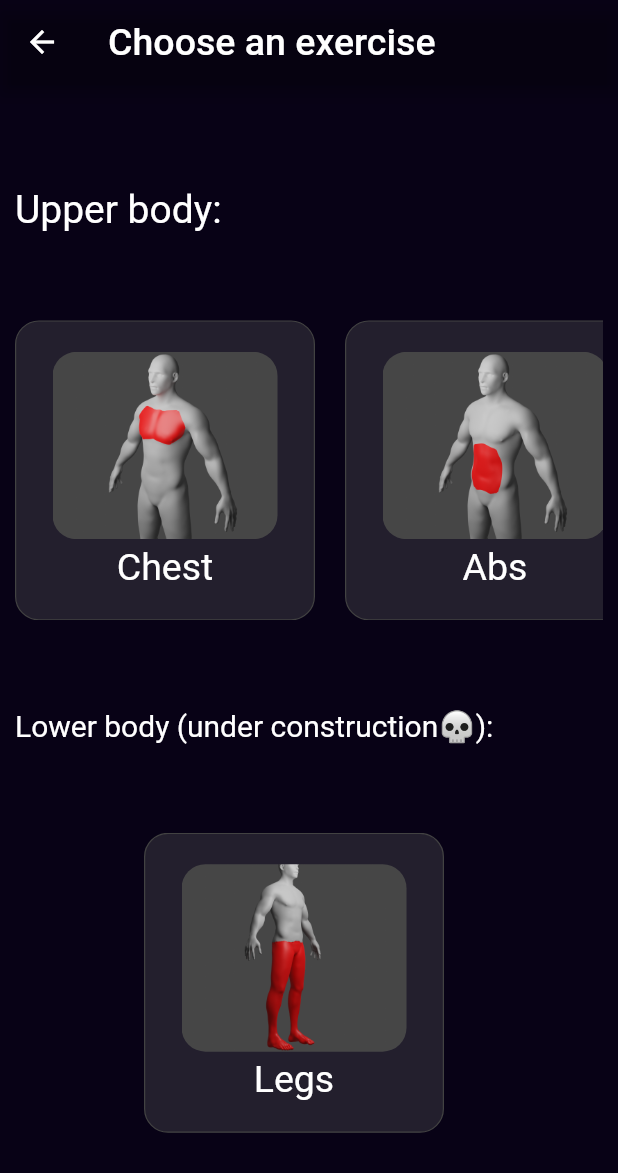
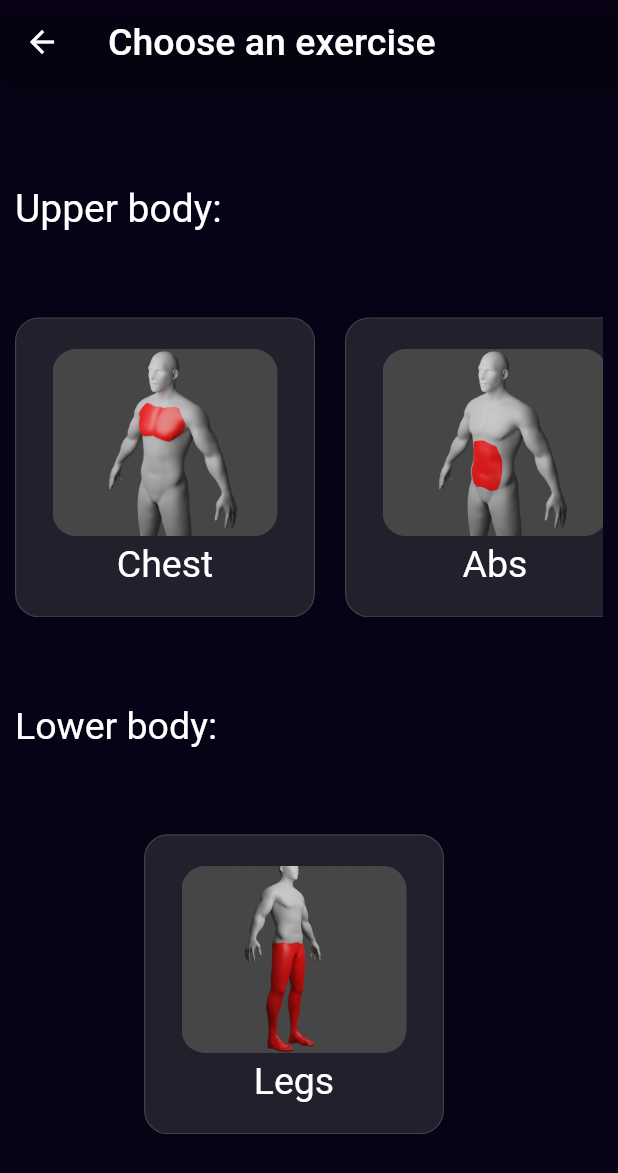
Before and after one commit to aevinj/Overload, a Flutter app: the ExerciseChooser screen opened directly, on a phone screen of 412 x 824 dp. Shown: the top 1173 px of the screen. Run offline on Flutter 3.47's test engine with Material 2 defaults, Android fonts, the phone set to English and light mode, and no system bars; our stand-ins replace hive, hive_flutter; accounts and stored records are empty.

Commit message:
change heading

```diff
--- a/lib/pages/exercise_chooser.dart
+++ b/lib/pages/exercise_chooser.dart
@@ -77,8 +77,8 @@ class _ExerciseChooserState extends State<ExerciseChooser> {
           Row(
             children: [
               Text(
-                "Lower body (under construction💀):",
-                style: Font(size: 20),
+                "Lower body:",
+                style: Font(),
               ),
             ],
           ),
```
